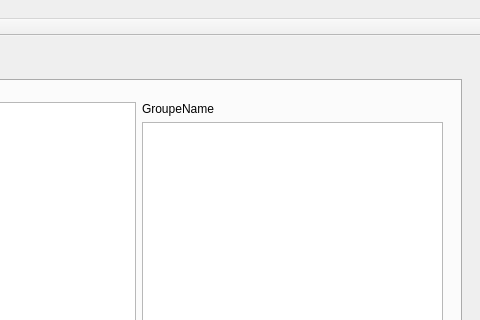
This is MainWindow.ui in Credid/credid-client-qt as Qt 5 draws it before an edit; both pictures show x 205 to 685 and y 0 to 320 of the 685 by 413 pixel window. The edited form follows.
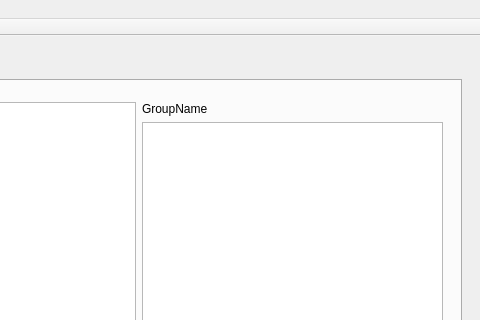
This is the edited form. The open tabs and pages were chosen to show the change.

What changed in the file:
```diff
--- a/MainWindow.ui
+++ b/MainWindow.ui
@@ -85,7 +85,7 @@
          <item>
           <widget class="QLabel" name="groupname">
            <property name="text">
-            <string>GroupeName</string>
+            <string>GroupName</string>
            </property>
           </widget>
          </item>
```
Left out of the diff: 2 changed lines with no effect on the pictures.
